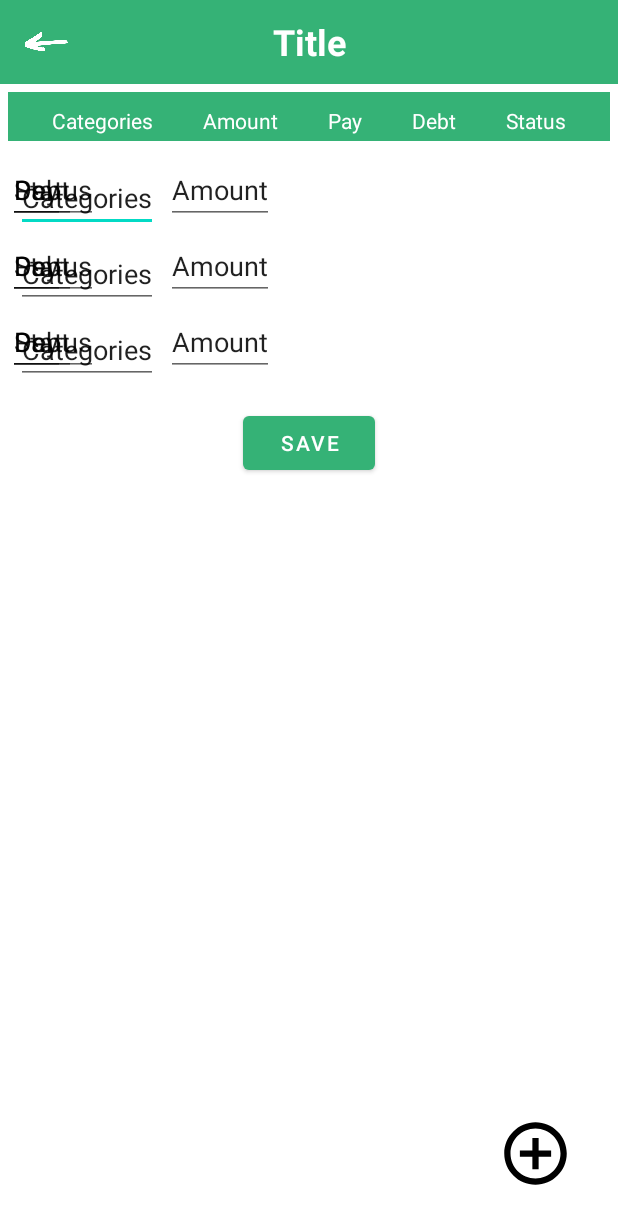
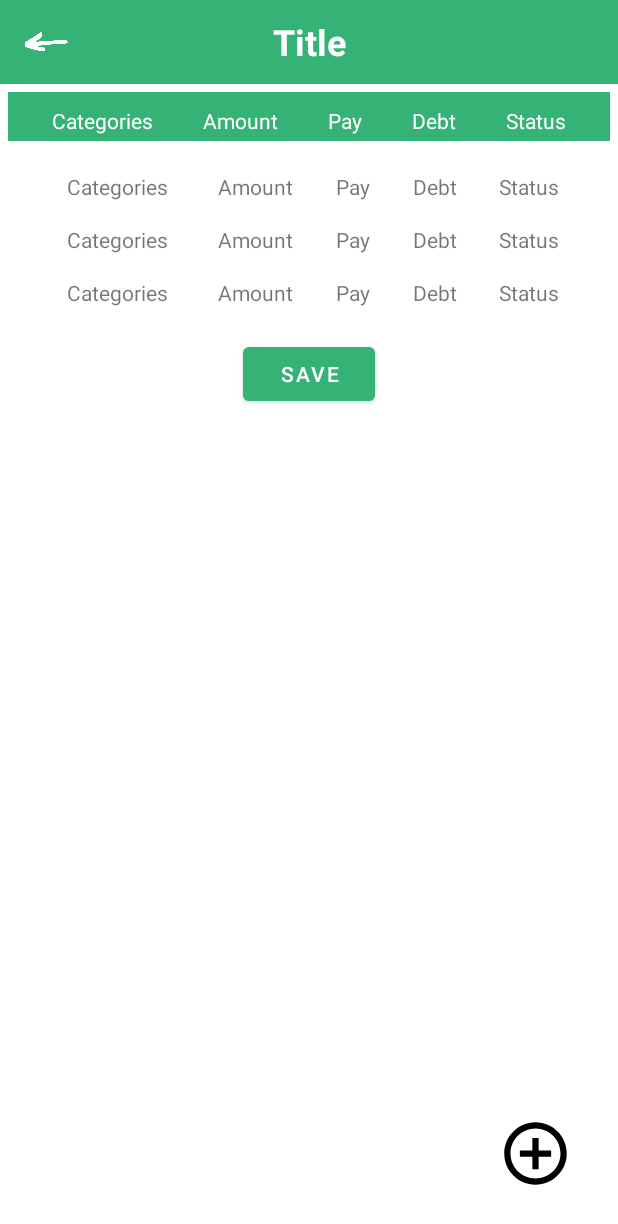
Before and after one commit to karman07/Pebuplan, an Android app: the layout fragment_main_bills.xml on its own in the app's theme, with its tools: preview values and no code run, on a phone screen of 412 x 824 dp. Shown: the top 1224 px of the screen. Run offline under Robolectric (Android 15) with nearby library versions, the phone set to English and light mode, and no system bars.

Commit message:
Removed edit functionality due to error

```diff
--- a/app/src/main/java/com/example/pebuplan/adapter/MonthlyBillAdapter.java
+++ b/app/src/main/java/com/example/pebuplan/adapter/MonthlyBillAdapter.java
@@ -44,7 +44,7 @@ public class MonthlyBillAdapter extends RecyclerView.Adapter<MonthlyBillAdapter.
         holder.pay.setText(monthlyBillList.get(position).getPay());
         holder.debt.setText(monthlyBillList.get(position).getDebt());
         holder.status.setText(monthlyBillList.get(position).getStatus());
-        holder.category.addTextChangedListener(new TextWatcher() {
+        /*holder.category.addTextChangedListener(new TextWatcher() {
             @Override
             public void beforeTextChanged(CharSequence charSequence, int i, int i1, int i2) {
 
@@ -139,7 +139,7 @@ public class MonthlyBillAdapter extends RecyclerView.Adapter<MonthlyBillAdapter.
             public void afterTextChanged(Editable editable) {
 
             }
-        });
+        });*/
     }
 
     @Override
@@ -153,7 +153,7 @@ public class MonthlyBillAdapter extends RecyclerView.Adapter<MonthlyBillAdapter.
     }
 
     public static class ViewHolder extends RecyclerView.ViewHolder{
-        EditText category, amount, pay, debt, status;
+        TextView category, amount, pay, debt, status;
         public ViewHolder(@NonNull View itemView) {
             super(itemView);
 
--- a/app/src/main/res/layout/item_monthly_bills.xml
+++ b/app/src/main/res/layout/item_monthly_bills.xml
@@ -2,9 +2,10 @@
 <androidx.constraintlayout.widget.ConstraintLayout xmlns:android="http://schemas.android.com/apk/res/android"
     android:layout_width="match_parent"
     android:layout_height="wrap_content"
+    android:layout_margin="5dp"
     xmlns:app="http://schemas.android.com/apk/res-auto">
 
-        <EditText
+        <TextView
             android:id="@+id/category_bill"
             android:layout_width="wrap_content"
             android:layout_height="wrap_content"
@@ -14,16 +15,16 @@
             app:layout_constraintTop_toTopOf="parent"
             app:layout_constraintStart_toStartOf="parent" />
 
-        <EditText
+        <TextView
             android:id="@+id/amount"
             android:layout_width="wrap_content"
             android:layout_height="wrap_content"
             android:text="Amount"
-            app:layout_constraintTop_toTopOf="@id/category"
-            app:layout_constraintStart_toEndOf="@id/category"
+            app:layout_constraintTop_toTopOf="@id/category_bill"
+            app:layout_constraintStart_toEndOf="@id/category_bill"
             app:layout_constraintEnd_toStartOf="@id/pay"/>
 
-        <EditText
+        <TextView
             android:id="@+id/pay"
             android:layout_width="wrap_content"
             android:layout_height="wrap_content"
@@ -32,7 +33,7 @@
             app:layout_constraintTop_toTopOf="@id/amount"
             app:layout_constraintStart_toEndOf="@id/amount"/>
 
-        <EditText
+        <TextView
             android:id="@+id/debt"
             android:layout_width="wrap_content"
             android:layout_height="wrap_content"
@@ -41,7 +42,7 @@
             app:layout_constraintStart_toEndOf="@id/pay"
             app:layout_constraintTop_toTopOf="@id/pay"/>
 
-        <EditText
+        <TextView
             android:id="@+id/status"
             android:layout_width="wrap_content"
             android:layout_height="wrap_content"
```
